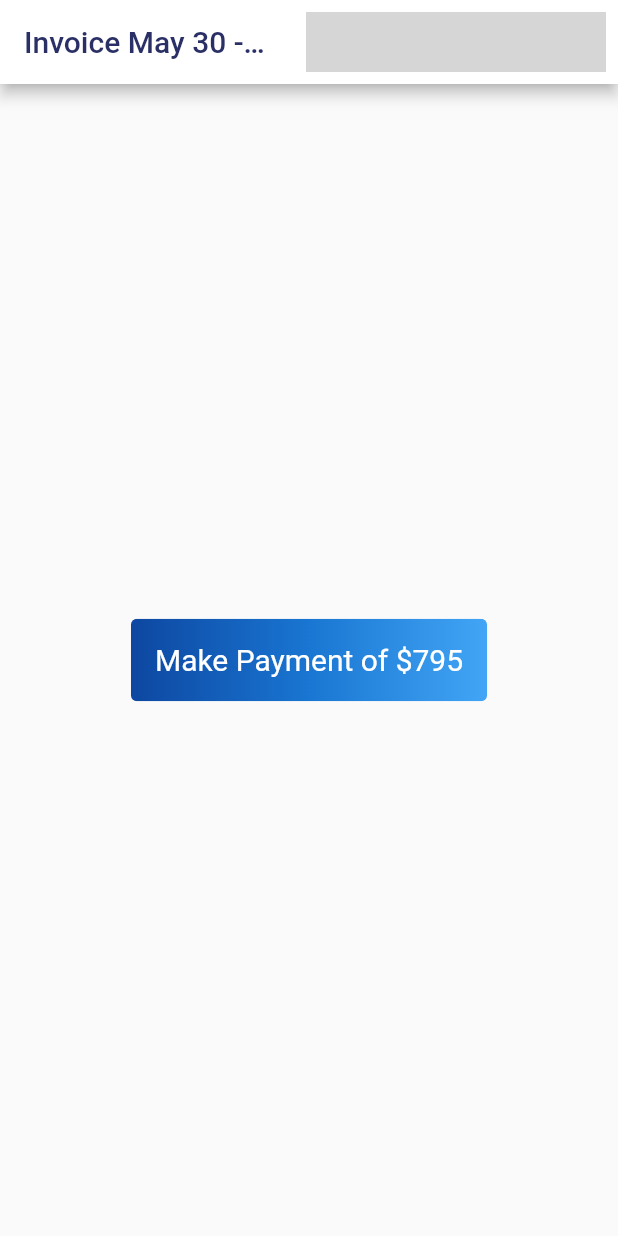
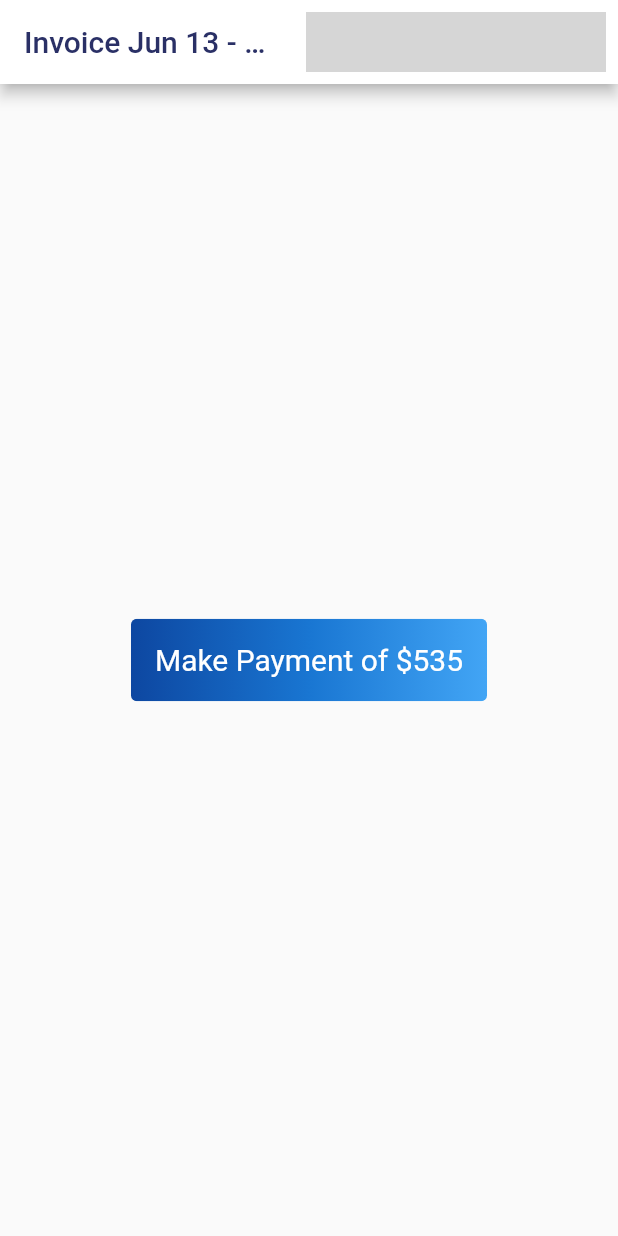
Before and after one commit to Team-Crushing-It/derosa_payment, a Flutter app: the screen it shows after launch, on a phone screen of 412 x 824 dp. Run offline on Flutter 3.47's test engine with Material 2 defaults, Android fonts, the phone set to English and light mode, and no system bars; our stand-ins replace bloc, cloud_firestore, equatable, firebase_auth, firebase_core, flutter_bloc and 1 more; missing offline and left inert: flow_builder, very_good_analysis; accounts and stored records are empty; generated files the repository leaves out were written again; network calls fail; grey boxes are pictures that could not be loaded.

Commit message:
Update home.dart

```diff
--- a/lib/home/view/home.dart
+++ b/lib/home/view/home.dart
@@ -30,8 +30,8 @@ class _HomeState extends State<Home> {
   @override
   Widget build(BuildContext context) {
     const id = 'DeRosa';
-    const title = 'May 30 - June 5';
-    const price = '795';
+    const title = 'Jun 13 - Jun 19';
+    const price = '535';
     final timeStamp = DateTime.now().toString();
 
     return Scaffold(
```
